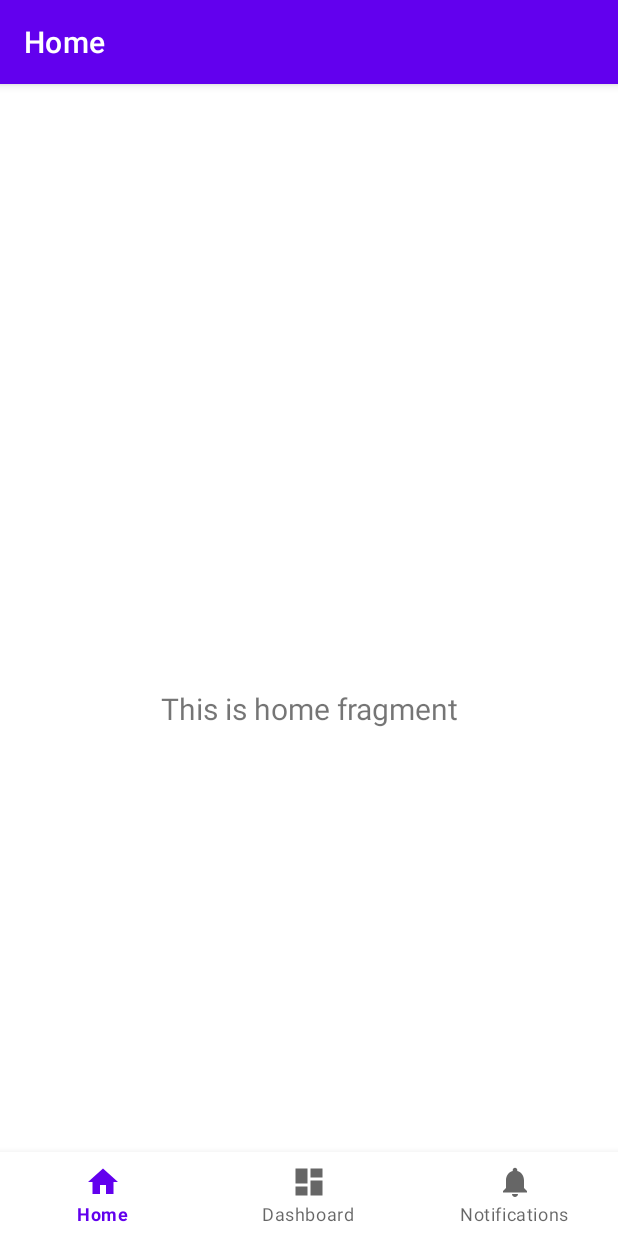
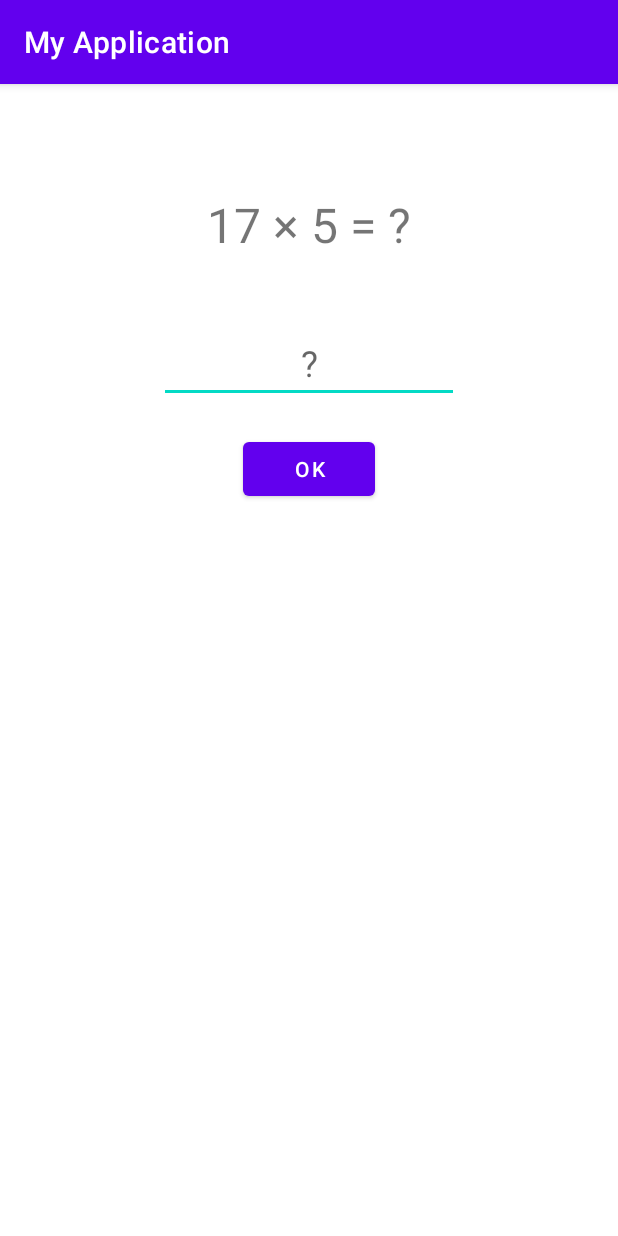
Before and after one commit to danielp67/speed-math-android, an Android app: the screen it shows after launch (MainActivity), on a phone screen of 412 x 824 dp. Run offline under Robolectric (Android 15) with nearby library versions, the phone set to English and light mode, and no system bars.

Commit message:
start first draft

```diff
--- a/app/src/main/java/com/example/speedMath/MainActivity.java
+++ b/app/src/main/java/com/example/speedMath/MainActivity.java
@@ -1,37 +1,83 @@
 package com.example.speedMath;
 
+import androidx.appcompat.app.AppCompatActivity;
+
 import android.os.Bundle;
+import android.view.View;
+import android.widget.Button;
+import android.widget.EditText;
+import android.widget.TextView;
 
-import com.google.android.material.bottomnavigation.BottomNavigationView;
-
-import androidx.appcompat.app.AppCompatActivity;
-import androidx.navigation.NavController;
-import androidx.navigation.Navigation;
-import androidx.navigation.ui.AppBarConfiguration;
-import androidx.navigation.ui.NavigationUI;
-
-import com.example.speedMath.databinding.ActivityMainBinding;
+import java.util.Random;
 
 public class MainActivity extends AppCompatActivity {
 
-    private ActivityMainBinding binding;
+    private TextView textQuestion, textResult;
+    private EditText inputAnswer;
+    private Button buttonValidate;
+
+    private int correctAnswer;
 
     @Override
     protected void onCreate(Bundle savedInstanceState) {
         super.onCreate(savedInstanceState);
+        setContentView(R.layout.activity_main);
 
-        binding = ActivityMainBinding.inflate(getLayoutInflater());
-        setContentView(binding.getRoot());
+        textQuestion = findViewById(R.id.textQuestion);
+        textResult = findViewById(R.id.textResult);
+        inputAnswer = findViewById(R.id.inputAnswer);
+        buttonValidate = findViewById(R.id.buttonValidate);
 
-        BottomNavigationView navView = findViewById(R.id.nav_view);
-        // Passing each menu ID as a set of Ids because each
-        // menu should be considered as top level destinations.
-        AppBarConfiguration appBarConfiguration = new AppBarConfiguration.Builder(
-                R.id.navigation_home, R.id.navigation_dashboard, R.id.navigation_notifications)
-                .build();
-        NavController navController = Navigation.findNavController(this, R.id.nav_host_fragment_activity_main);
-        NavigationUI.setupActionBarWithNavController(this, navController, appBarConfiguration);
-        NavigationUI.setupWithNavController(binding.navView, navController);
+        generateQuestion();
+
+        buttonValidate.setOnClickListener(new View.OnClickListener() {
+            @Override
+            public void onClick(View view) {
+                String value = inputAnswer.getText().toString();
+
+                if (value.isEmpty()) {
+                    textResult.setText("?");
+                    return;
+                }
+
+                int answer = Integer.parseInt(value);
+
+                if (answer == correctAnswer) {
+                    textResult.setText("✔️");
+                } else {
+                    textResult.setText("❌");
+                }
+
+                inputAnswer.setText("");
+                generateQuestion();
+            }
+        });
     }
 
+    private void generateQuestion() {
+        Random r = new Random();
+        int a = r.nextInt(20) + 1;
+        int b = r.nextInt(20) + 1;
+
+        String[] ops = {"+", "-", "×", "÷"};
+        String op = ops[r.nextInt(ops.length)];
+
+        switch (op) {
+            case "+":
+                correctAnswer = a + b;
+                break;
+            case "-":
+                correctAnswer = a - b;
+                break;
+            case "×":
+                correctAnswer = a * b;
+                break;
+            case "÷":
+                if (b != 0) correctAnswer = a / b;
+                else correctAnswer = 0;
+                break;
+        }
+
+        textQuestion.setText(a + " " + op + " " + b + " = ?");
+    }
 }
--- a/app/src/main/res/layout/activity_main.xml
+++ b/app/src/main/res/layout/activity_main.xml
@@ -1,33 +1,43 @@
 <?xml version="1.0" encoding="utf-8"?>
-<androidx.constraintlayout.widget.ConstraintLayout xmlns:android="http://schemas.android.com/apk/res/android"
-    xmlns:app="http://schemas.android.com/apk/res-auto"
-    android:id="@+id/container"
+<LinearLayout xmlns:android="http://schemas.android.com/apk/res/android"
     android:layout_width="match_parent"
     android:layout_height="match_parent"
-    android:paddingTop="?attr/actionBarSize">
+    android:gravity="center_horizontal"
+    android:orientation="vertical"
+    android:layout_marginTop="24dp"
+    android:padding="24dp">
 
-    <com.google.android.material.bottomnavigation.BottomNavigationView
-        android:id="@+id/nav_view"
-        android:layout_width="0dp"
+    <TextView
+        android:id="@+id/textQuestion"
+        android:layout_width="wrap_content"
         android:layout_height="wrap_content"
-        android:layout_marginStart="0dp"
-        android:layout_marginEnd="0dp"
-        android:background="?android:attr/windowBackground"
-        app:layout_constraintBottom_toBottomOf="parent"
-        app:layout_constraintLeft_toLeftOf="parent"
-        app:layout_constraintRight_toRightOf="parent"
-        app:menu="@menu/bottom_nav_menu" />
+        android:text="Loading..."
+        android:paddingVertical="24dp"
+        android:textSize="32sp" />
 
-    <fragment
-        android:id="@+id/nav_host_fragment_activity_main"
-        android:name="androidx.navigation.fragment.NavHostFragment"
-        android:layout_width="match_parent"
-        android:layout_height="match_parent"
-        app:defaultNavHost="true"
-        app:layout_constraintBottom_toBottomOf="parent"
-        app:layout_constraintLeft_toLeftOf="parent"
-        app:layout_constraintRight_toRightOf="parent"
-        app:layout_constraintTop_toTopOf="parent"
-        app:navGraph="@navigation/mobile_navigation" />
+    <EditText
+        android:id="@+id/inputAnswer"
+        android:layout_width="200dp"
+        android:layout_height="wrap_content"
+        android:inputType="number"
+        android:hint="?"
+        android:textSize="24sp"
+        android:gravity="center"
+        android:layout_marginTop="20dp"
+        android:autofillHints="false" />
 
-</androidx.constraintlayout.widget.ConstraintLayout>
+    <Button
+        android:id="@+id/buttonValidate"
+        android:layout_width="wrap_content"
+        android:layout_height="wrap_content"
+        android:text="OK"
+        android:layout_marginTop="20dp" />
+
+    <TextView
+        android:id="@+id/textResult"
+        android:layout_width="wrap_content"
+        android:layout_height="wrap_content"
+        android:text=""
+        android:textSize="40sp"
+        android:layout_marginTop="30dp"/>
+</LinearLayout>
```
